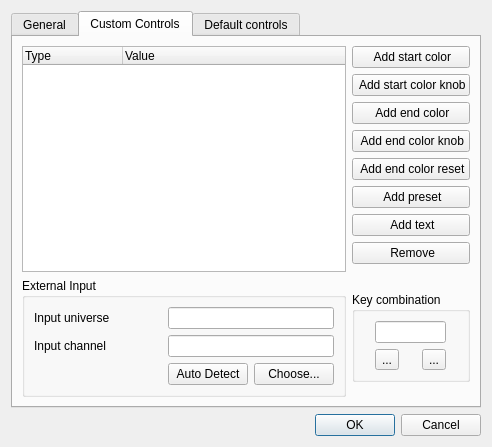
First picture: the form in ui/src/virtualconsole/vcmatrixproperties.ui, repository mcallegari/qlcplus, before the edit.
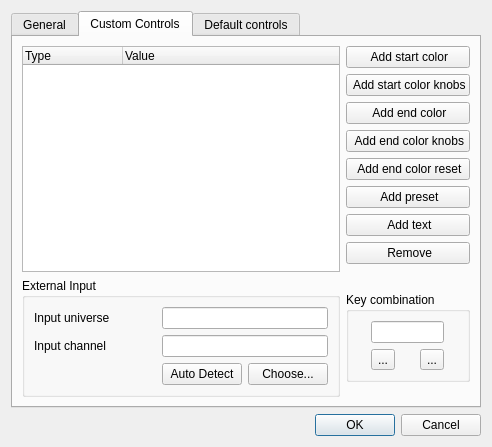
Second picture: the form after the edit. The open tabs and pages were chosen to show the change. Icons and pictures are not drawn.

Commit message: properties pretiness

```diff
--- a/ui/src/virtualconsole/vcmatrixproperties.ui
+++ b/ui/src/virtualconsole/vcmatrixproperties.ui
@@ -334,7 +334,7 @@
          <item row="1" column="2">
           <widget class="QPushButton" name="m_addStartColorKnobButton">
            <property name="text">
-            <string> Add start color knob</string>
+            <string> Add start color knobs</string>
            </property>
            <property name="icon">
             <iconset resource="../qlcui.qrc">
@@ -356,7 +356,7 @@
          <item row="3" column="2">
           <widget class="QPushButton" name="m_addEndColorKnobButton">
            <property name="text">
-            <string> Add end color knob</string>
+            <string> Add end color knobs</string>
            </property>
            <property name="icon">
             <iconset resource="../qlcui.qrc">
```
Left out of the diff: 8 changed lines with no effect on the pictures. The commit also changes 2 other files.
